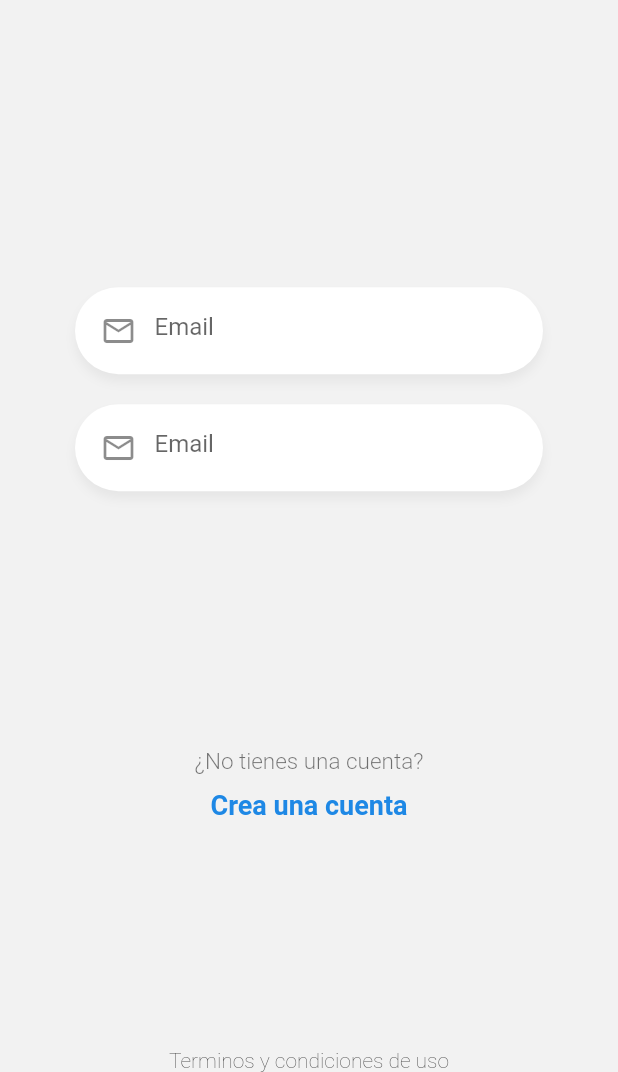
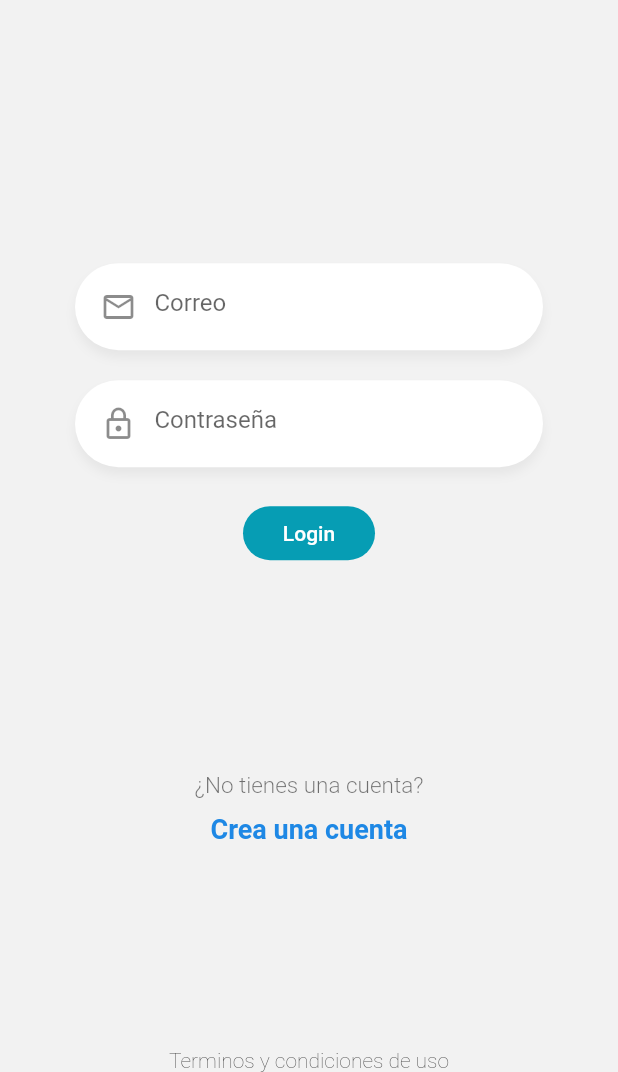
Before and after one commit to fedelombar/flutter_app_v1, a Flutter app: the screen it shows after launch, on a phone screen of 412 x 824 dp, the part 164-1236 px from its top. Run offline on Flutter 3.47's test engine with Material 2 defaults, Android fonts, the light colour scheme and no system bars.

Commit message:
:rocket: CustomInput

```diff
--- a/lib/pages/login_page.dart
+++ b/lib/pages/login_page.dart
@@ -49,6 +49,9 @@ class _Form extends StatefulWidget {
 }
 
 class __FormState extends State<_Form> {
+  final emailCtrl = TextEditingController();
+  final passCtrl = TextEditingController();
+
   @override
   Widget build(BuildContext context) {
     return Container(
@@ -56,19 +59,33 @@ class __FormState extends State<_Form> {
       padding: EdgeInsets.symmetric(horizontal: 50),
       child: Column(
         children: <Widget>[
-          CustomInput(),
-          CustomInput(),
-
-          // MaterialButton(
-          //   onPressed: () {},
-          //   child: Text('Login'),
-          //   color: Color.fromARGB(255, 6, 157, 180),
-          //   textColor: Colors.white,
-          //   elevation: 0,
-          //   shape: RoundedRectangleBorder(
-          //     borderRadius: BorderRadius.circular(30),
-          //   ),
-          // ),
+          CustomInput(
+            icon: Icons.mail_outline,
+            placeholder: 'Correo',
+            textController:
+                emailCtrl, //Definimos que controladores queremos usar
+            keyboardType: TextInputType.emailAddress,
+          ),
+          CustomInput(
+            icon: Icons.lock_outline,
+            placeholder: 'Contraseña',
+            textController:
+                passCtrl, //Definimos que controladores queremos usar
+            isPassword: true,
+          ),
+          MaterialButton(
+            onPressed: () {
+              print(emailCtrl.text);
+              print(passCtrl.text);
+            },
+            child: Text('Login'),
+            color: Color.fromARGB(255, 6, 157, 180),
+            textColor: Colors.white,
+            elevation: 0,
+            shape: RoundedRectangleBorder(
+              borderRadius: BorderRadius.circular(30),
+            ),
+          ),
         ],
       ),
     );
--- a/lib/widgets/custom_input.dart
+++ b/lib/widgets/custom_input.dart
@@ -1,6 +1,21 @@
 import 'package:flutter/material.dart';
 
 class CustomInput extends StatelessWidget {
+  final IconData icon;
+  final String placeholder;
+  final TextEditingController textController;
+  final TextInputType keyboardType;
+  final bool isPassword;
+
+  const CustomInput(
+      {Key? key,
+      required this.icon,
+      required this.placeholder,
+      required this.textController,
+      this.keyboardType = TextInputType.text,
+      this.isPassword = false})
+      : super(key: key);
+
   @override
   Widget build(BuildContext context) {
     return Container(
@@ -17,13 +32,15 @@ class CustomInput extends StatelessWidget {
         ],
       ),
       child: TextField(
+        controller: this.textController,
         autocorrect: false,
-        keyboardType: TextInputType.emailAddress,
+        keyboardType: this.keyboardType,
+        obscureText: this.isPassword,
         decoration: InputDecoration(
-          prefixIcon: Icon(Icons.mail_outline),
+          prefixIcon: Icon(this.icon),
           focusedBorder: InputBorder.none,
           border: InputBorder.none,
-          hintText: 'Email',
+          hintText: this.placeholder,
         ),
       ),
     );
```
